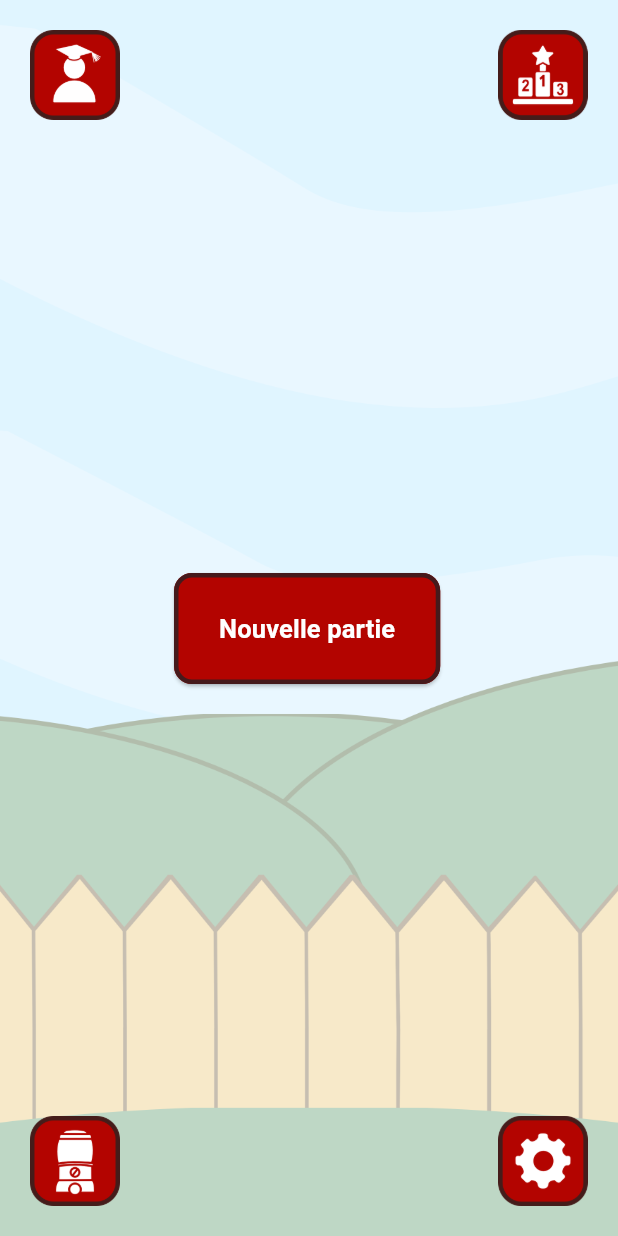
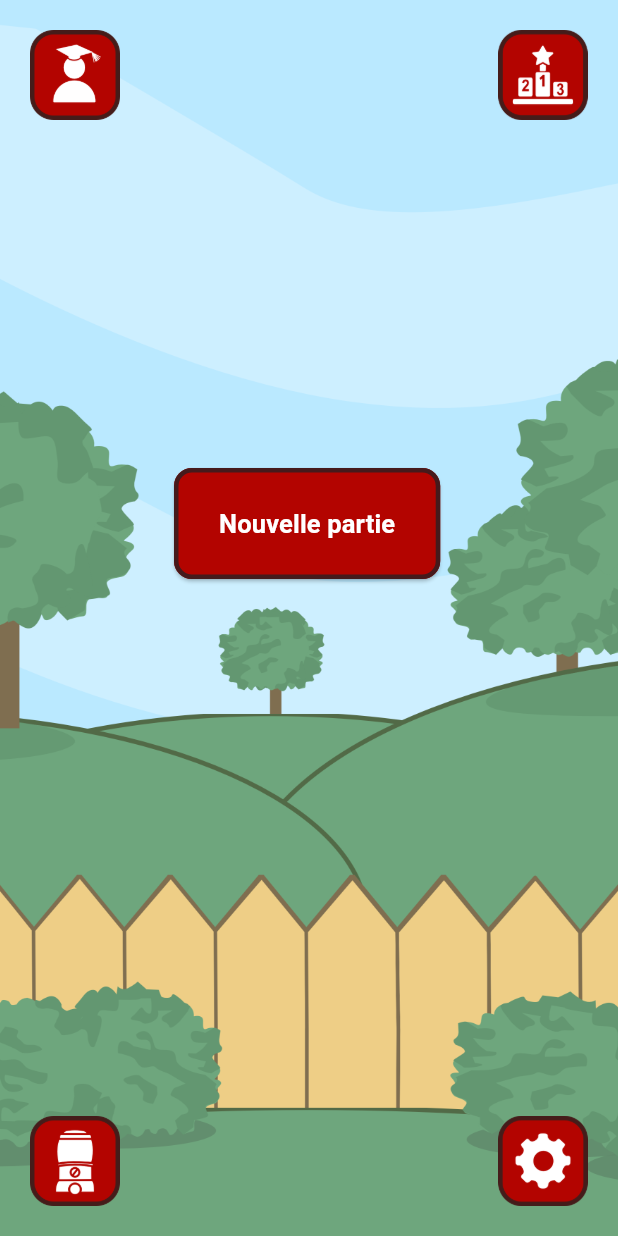
Before and after one commit to Ju-HQP/topteckel, a Flutter app: the screen it shows after launch, on a phone screen of 412 x 824 dp. Run offline on Flutter 3.47's test engine with Material 3 defaults, Android fonts, the phone set to English and light mode, and no system bars; our stand-ins replace flutter_animate, google_fonts; missing offline and left inert: flame; Roboto replaces fonts that are missing (Belanosima).

Commit message:
Test Decor home page - Lucie

```diff
--- a/lib/src/widgets/home_page.dart
+++ b/lib/src/widgets/home_page.dart
@@ -50,7 +50,7 @@ class _HomePageState extends State<HomePage> with TickerProviderStateMixin {
       body: Container(
         decoration: const BoxDecoration(
           image: DecorationImage(
-            image: AssetImage('assets/images/decor_home2.png'),
+            image: AssetImage('assets/images/decor_home4.png'),
             fit: BoxFit.cover,
           ),
         ),
@@ -86,7 +86,7 @@ class _HomePageState extends State<HomePage> with TickerProviderStateMixin {
             ),
             Positioned(
               top: MediaQuery.of(context).size.height / 2 -
-                  30, // Centrer verticalement
+                  100, // Centrer verticalement
               left: MediaQuery.of(context).size.width / 2 -
                   90, // Centrer horizontalement
               child: Center(
@@ -101,8 +101,8 @@ class _HomePageState extends State<HomePage> with TickerProviderStateMixin {
                       borderRadius: BorderRadius.circular(12),
                     ),
                     backgroundColor: const Color.fromARGB(255, 179, 4, 0),
-                    side: BorderSide(
-                      color: const Color.fromARGB(
+                    side: const BorderSide(
+                      color: Color.fromARGB(
                           255, 69, 26, 28), // Couleur de la bordure
                       width: 3, // Épaisseur de la bordure
                     ),
```
Also changed, not shown: assets/images/decor_home3.png (added), assets/images/decor_home4.png (added), assets/images/decor_space.png (added).
